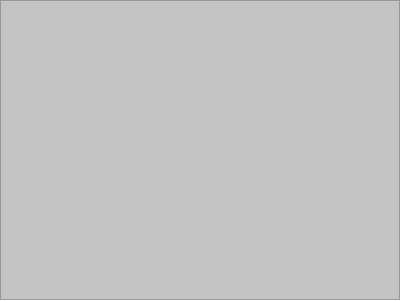
This is outputtabwidget.ui in RunheZH/SCAPES as Qt 5 draws it before an edit. The edited form follows.
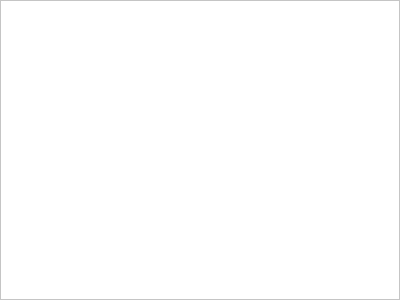
This is the edited form.

Commit message:
Interface beautify 1 (#16)
* interface - beautify_1

* interface - beautify

Diff of the .ui file:
```diff
--- a/outputtabwidget.ui
+++ b/outputtabwidget.ui
@@ -29,7 +29,7 @@
    <item>
     <widget class="QTextEdit" name="textEdit">
      <property name="styleSheet">
-      <string notr="true">background-color: 	rgb(196, 196, 196);</string>
+      <string notr="true">background-color: 	rgb(255, 255, 255);</string>
      </property>
     </widget>
    </item>
```
The commit also changes 7 other files.
